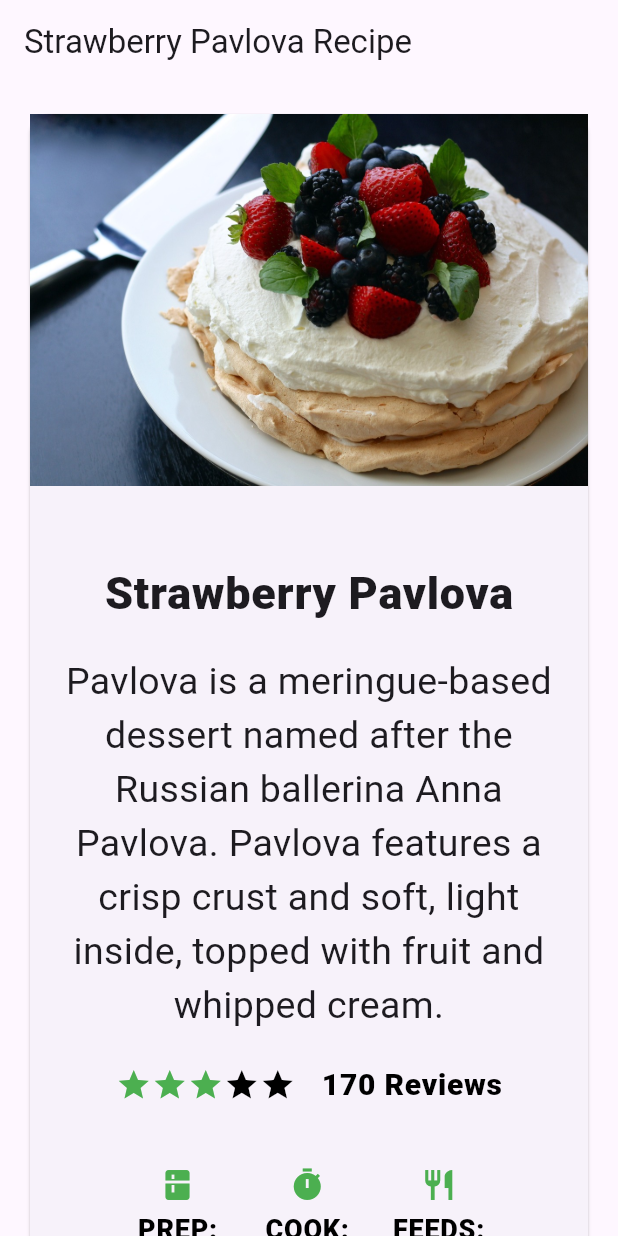
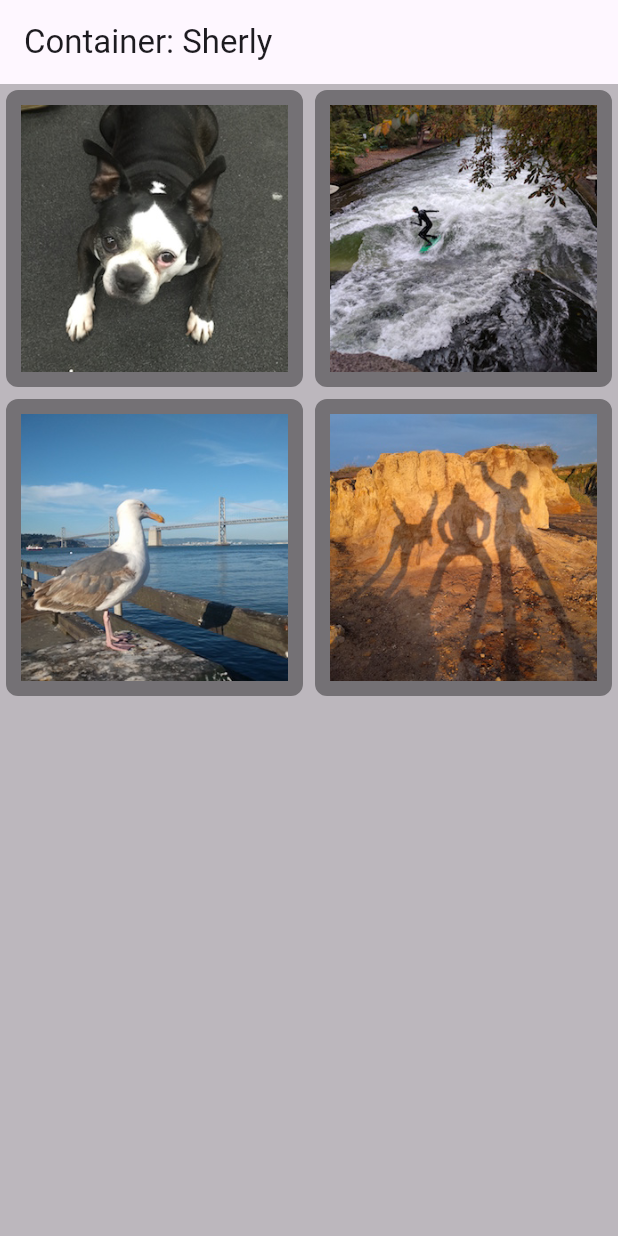
Before and after one commit to sherlyazkiah/basic_layout_flutter, a Flutter app: the screen it shows after launch, on a phone screen of 412 x 824 dp. Run offline on Flutter 3.47's test engine with Material 3 defaults, Android fonts, the phone set to English and light mode, and no system bars; Roboto replaces fonts that are missing (Georgia).

Commit message:
container

```diff
--- a/lib/main.dart
+++ b/lib/main.dart
@@ -10,151 +10,38 @@ class MyApp extends StatelessWidget {
   @override
   Widget build(BuildContext context) {
     return MaterialApp(
-      title: 'Flutter layout demo: Sherly',
-      home: buildHomePage('Strawberry Pavlova Recipe'),
+      title: 'Container: Sherly',
+      home: Scaffold(
+        appBar: AppBar(title: const Text('Container: Sherly')),
+        body: Center(child: _buildImageColumn()),
+      ),
     );
   }
 
-  Widget buildHomePage(String title) {
-    const titleText = Padding(
-      padding: EdgeInsets.all(20),
-      child: Text(
-        'Strawberry Pavlova',
-        style: TextStyle(
-          fontWeight: FontWeight.w800,
-          letterSpacing: 0.5,
-          fontSize: 30,
-        ),
-      ),
-    );
-
-    const subTitle = Text(
-      'Pavlova is a meringue-based dessert named after the Russian ballerina '
-      'Anna Pavlova. Pavlova features a crisp crust and soft, light inside, '
-      'topped with fruit and whipped cream.',
-      textAlign: TextAlign.center,
-      style: TextStyle(fontFamily: 'Georgia', fontSize: 25),
-    );
-
-    final stars = Row(
-      mainAxisSize: MainAxisSize.min,
-      children: [
-        Icon(Icons.star, color: Colors.green[500]),
-        Icon(Icons.star, color: Colors.green[500]),
-        Icon(Icons.star, color: Colors.green[500]),
-        const Icon(Icons.star, color: Colors.black),
-        const Icon(Icons.star, color: Colors.black),
-      ],
-    );
-
-    final ratings = Container(
-      padding: const EdgeInsets.all(20),
-      child: Row(
-        mainAxisAlignment: MainAxisAlignment.spaceEvenly,
-        children: [
-          stars,
-          const Text(
-            '170 Reviews',
-            style: TextStyle(
-              color: Colors.black,
-              fontWeight: FontWeight.w800,
-              fontFamily: 'Roboto',
-              letterSpacing: 0.5,
-              fontSize: 20,
-            ),
-          ),
-        ],
-      ),
-    );
-
-    const descTextStyle = TextStyle(
-      color: Colors.black,
-      fontWeight: FontWeight.w800,
-      fontFamily: 'Roboto',
-      letterSpacing: 0.5,
-      fontSize: 18,
-      height: 2,
-    );
-
-    // DefaultTextStyle.merge() allows you to create a default text
-    // style that is inherited by its child and all subsequent children.
-    final iconList = DefaultTextStyle.merge(
-      style: descTextStyle,
-      child: Container(
-        padding: const EdgeInsets.all(20),
-        child: Row(
-          mainAxisAlignment: MainAxisAlignment.spaceEvenly,
-          children: [
-            Column(
-              children: [
-                Icon(Icons.kitchen, color: Colors.green[500]),
-                const Text('PREP:'),
-                const Text('25 min'),
-              ],
-            ),
-            Column(
-              children: [
-                Icon(Icons.timer, color: Colors.green[500]),
-                const Text('COOK:'),
-                const Text('1 hr'),
-              ],
-            ),
-            Column(
-              children: [
-                Icon(Icons.restaurant, color: Colors.green[500]),
-                const Text('FEEDS:'),
-                const Text('4-6'),
-              ],
-            ),
-          ],
-        ),
-      ),
-    );
-
-    final leftColumn = Container(
-      padding: const EdgeInsets.fromLTRB(20, 30, 20, 20),
-      child: Column(children: [titleText, subTitle, ratings, iconList]),
-    );
-
-    final mainImage = Image.asset('images/pavlova.jpg', fit: BoxFit.cover);
-
-    return Scaffold(
-      appBar: AppBar(title: Text(title)),
-      body: LayoutBuilder(
-        builder: (context, constraints) {
-          if (constraints.maxWidth > 600) {
-            // Layout lebar (desktop/tablet)
-            return Center(
-              child: Card(
-                margin: const EdgeInsets.all(20),
-                child: Row(
-                  crossAxisAlignment: CrossAxisAlignment.start,
-                  children: [
-                    Expanded(flex: 2, child: leftColumn),
-                    Expanded(flex: 3, child: mainImage),
-                  ],
-                ),
-              ),
-            );
-          } else {
-            // Layout sempit (HP)
-            return SingleChildScrollView(
-              child: Card(
-                margin: const EdgeInsets.all(20),
-                child: Column(
-                  crossAxisAlignment: CrossAxisAlignment.center,
-                  children: [
-                    mainImage,
-                    leftColumn,
-                  ],
-                ),
-              ),
-            );
-          }
-        },
-      ),
+  Widget _buildImageColumn() {
+    return Container(
+      decoration: const BoxDecoration(color: Colors.black26),
+      child: Column(children: [_buildImageRow(1), _buildImageRow(3)]),
     );
   }
+
+  Widget _buildDecoratedImage(int imageIndex) => Expanded(
+    child: Container(
+      decoration: BoxDecoration(
+        border: Border.all(width: 10, color: Colors.black38),
+        borderRadius: const BorderRadius.all(Radius.circular(8)),
+      ),
+      margin: const EdgeInsets.all(4),
+      child: Image.asset('images/pict$imageIndex.jpg'),
+    ),
+  );
+
+  Widget _buildImageRow(int imageIndex) => Row(
+    children: [
+      _buildDecoratedImage(imageIndex),
+      _buildDecoratedImage(imageIndex + 1),
+    ],
+  );
 }
 
 class MyHomePage extends StatefulWidget {
--- a/pubspec.yaml
+++ b/pubspec.yaml
@@ -63,6 +63,10 @@ flutter:
     - images/pic2.jpg
     - images/pic3.jpg
     - images/pavlova.jpg
+    - images/pict1.jpg
+    - images/pict2.jpg
+    - images/pict3.jpg
+    - images/pict4.jpg
 
   # An image asset can refer to one or more resolution-specific "variants", see
   # https://flutter.dev/to/resolution-aware-images
```
Also changed, not shown: images/pict1.jpg (added), images/pict2.jpg (added), images/pict3.jpg (added), images/pict4.jpg (added), img/container.png (added).
